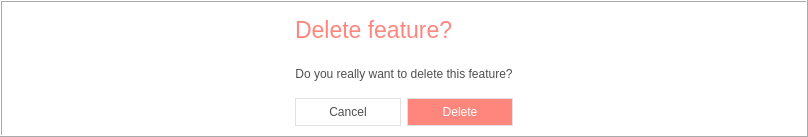
roam-qgis/Roam, file src/roam/ui/ui_deletefeature.ui: the form before one commit.
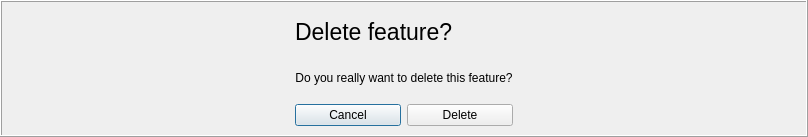
The form after the commit.

```diff
--- a/src/roam/ui/ui_deletefeature.ui
+++ b/src/roam/ui/ui_deletefeature.ui
@@ -20,28 +20,7 @@
    <string>Dialog</string>
   </property>
   <property name="styleSheet">
-   <string notr="true">* {
-	color: #4f4f4f;
-	font: 14pt &quot;Segoe UI&quot; ;
-    background-color: rgb(255, 255, 255);
-}
-
-        QPushButton { 
-            border: 1px solid #e1e1e1;
-            padding: 6px;
-            color: #4f4f4f;
-         }	
-
-QPushButton#deleteButton {
-	background-color: rgb(255, 134, 125);
-   color: white;
-	font: 75 17pt &quot;Segoe UI&quot;;
-}
-
-QLabel#headerlabel {
-	color: rgb(255, 134, 125);
-	font: 75 17pt &quot;Segoe UI&quot;;
-}</string>
+   <string notr="true"/>
   </property>
   <property name="modal">
    <bool>false</bool>
@@ -108,7 +87,7 @@
            <font>
             <family>Segoe UI</family>
             <pointsize>17</pointsize>
-            <weight>9</weight>
+            <weight>50</weight>
             <italic>false</italic>
             <bold>false</bold>
            </font>
```
